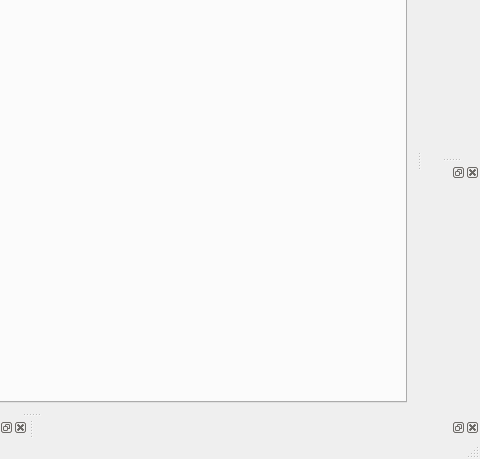
The window that delta3d/ui/dtDirectorQt/directoreditor.ui (delta3d/delta3d) describes before a commit, drawn with Qt 5; both pictures show x 419 to 899 and y 141 to 600 of the 899 by 600 pixel window.
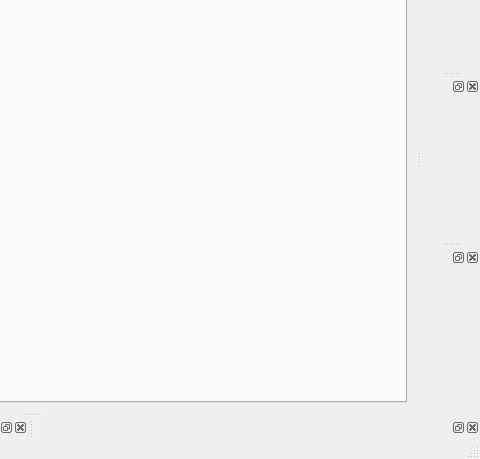
The same window after the commit. Icons and pictures are not drawn. Custom widgets are drawn as their Qt base class.

Commit message: dtDirectorQt: Added a thread browser.

Diff of the .ui file:
```diff
--- a/delta3d/ui/dtDirectorQt/directoreditor.ui
+++ b/delta3d/ui/dtDirectorQt/directoreditor.ui
@@ -421,6 +421,11 @@
     <number>2</number>
    </attribute>
   </widget>
+  <widget class="dtDirector::ThreadBrowser" name="threadBrowser">
+   <attribute name="dockWidgetArea">
+    <number>2</number>
+   </attribute>
+  </widget>
   <action name="action_New">
    <property name="icon">
     <iconset resource="../../src/dtDirectorQt/directorqt.qrc">
@@ -842,6 +847,12 @@
    <header location="global">dtDirectorQt/searchbrowser.h</header>
    <container>1</container>
   </customwidget>
+  <customwidget>
+   <class>dtDirector::ThreadBrowser</class>
+   <extends>QDockWidget</extends>
+   <header location="global">dtDirectorQt/threadbrowser.h</header>
+   <container>1</container>
+  </customwidget>
  </customwidgets>
  <resources>
   <include location="../../src/dtDirectorQt/directorqt.qrc"/>
```
Left out of the diff: 12 changed lines with no effect on the pictures. The commit also changes 5 other files.
